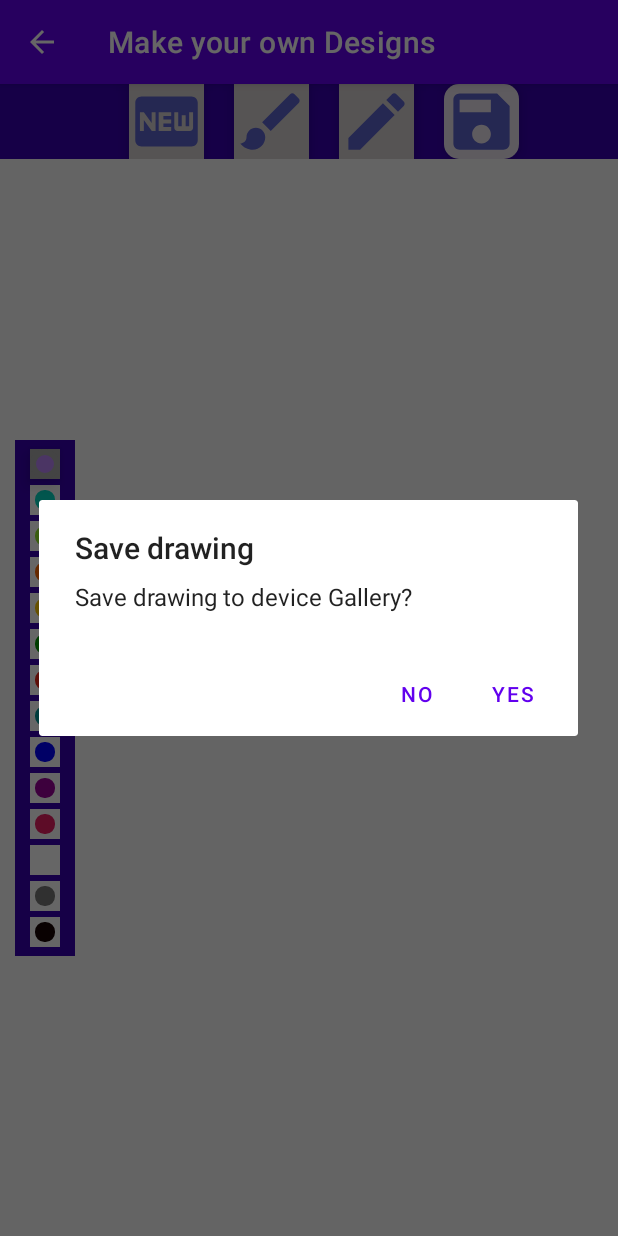
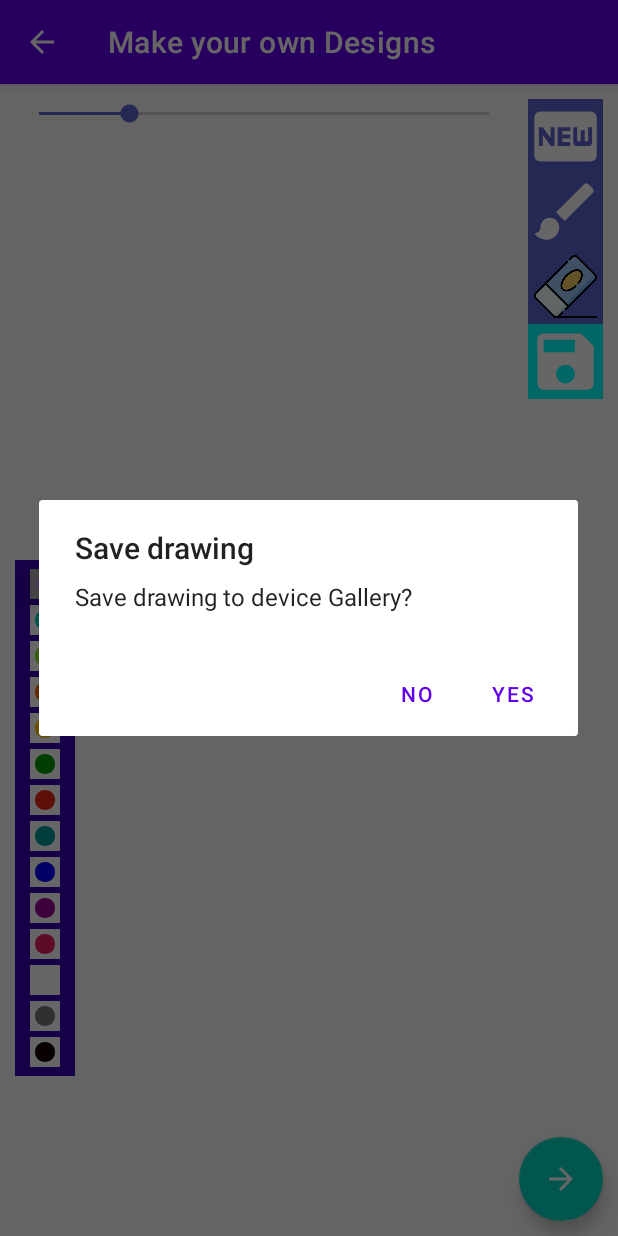
Before and after one commit to bhavesh3005sharma/Myntra-HackerRamp, an Android app: the DrawingSheet screen opened directly, with no data from a screen before it, after a tap on "Save", on a phone screen of 412 x 824 dp. Run offline under Robolectric (Android 15) with nearby library versions, the phone set to English and light mode, and no system bars; libraries missing offline, so code that uses them is left out: com.gun0912.tedpermission; 3 other taps on this screen came first.

Commit message:
Improvements in Designs

```diff
--- a/app/build.gradle
+++ b/app/build.gradle
@@ -38,6 +38,7 @@ dependencies {
     implementation 'androidx.appcompat:appcompat:1.3.1'
     implementation 'com.google.android.material:material:1.4.0'
     implementation 'androidx.constraintlayout:constraintlayout:2.1.1'
+    implementation 'com.google.firebase:firebase-database:20.0.2'
     testImplementation 'junit:junit:'
     androidTestImplementation 'androidx.test.ext:junit:1.1.3'
     androidTestImplementation 'androidx.test.espresso:espresso-core:3.4.0'
@@ -52,4 +53,6 @@ dependencies {
 
     implementation 'gun0912.ted:tedpermission:2.1.0'
     implementation 'com.github.bumptech.glide:glide:4.11.0'
+
+    implementation 'com.squareup.picasso:picasso:2.71828'
 }
--- a/app/src/main/java/com/hackathon/myntra_hackerramp/DrawingSheet.java
+++ b/app/src/main/java/com/hackathon/myntra_hackerramp/DrawingSheet.java
@@ -3,6 +3,7 @@ package com.hackathon.myntra_hackerramp;
 import android.Manifest;
 import android.content.Context;
 import android.content.DialogInterface;
+import android.content.Intent;
 import android.content.pm.PackageManager;
 import android.graphics.Bitmap;
 import android.graphics.Color;
@@ -13,6 +14,7 @@ import android.util.Log;
 import android.view.View;
 import android.view.View.OnClickListener;
 import android.widget.ImageButton;
+import android.widget.SeekBar;
 import android.widget.Toast;
 
 import androidx.annotation.Nullable;
@@ -53,6 +55,22 @@ public class DrawingSheet extends AppCompatActivity implements OnClickListener {
         setChoiceSelected(lastSelectedChoice, lastSelectedChoice, 2);
 
         activityDrawingSheetBinding.drawing.setColor("#6200EE");
+        activityDrawingSheetBinding.brushSizeChanger.setOnSeekBarChangeListener(new SeekBar.OnSeekBarChangeListener() {
+            @Override
+            public void onProgressChanged(SeekBar seekBar, int i, boolean b) {
+                activityDrawingSheetBinding.drawing.setBrushSize(i);
+            }
+
+            @Override
+            public void onStartTrackingTouch(SeekBar seekBar) {
+
+            }
+
+            @Override
+            public void onStopTrackingTouch(SeekBar seekBar) {
+
+            }
+        });
 
         super.onCreate(savedInstanceState);
     }
@@ -88,16 +106,16 @@ public class DrawingSheet extends AppCompatActivity implements OnClickListener {
     private void setChoiceSelected(int lastSelectedChoice_1, int lastSelectedChoice_2, int a) {
         ImageButton btn1 = findViewById(lastSelectedChoice_1);
         ImageButton btn2 = findViewById(lastSelectedChoice_2);
-        int clr = Color.parseColor("#D9D3D3");
+        int clr = Color.parseColor("#5E65CE");
         btn2.setBackgroundColor(clr);
         btn1.setElevation(10);
-        btn1.setBackgroundResource(R.drawable.button_background);
+        btn1.setBackgroundColor(Color.CYAN);
         if (a == 1)
             btn1.setImageResource(R.drawable.new_drawing);
         else if (a == 2)
             btn1.setImageResource(R.drawable.drawing);
         else if (a == 3)
-            btn1.setImageResource(R.drawable.erase);
+            btn1.setImageResource(R.drawable.eraser);
         else if (a == 4)
             btn1.setImageResource(R.drawable.ic_save_black_24dp);
     }
@@ -133,7 +151,6 @@ public class DrawingSheet extends AppCompatActivity implements OnClickListener {
                 setChoiceSelected(R.id.erase_btn, lastSelectedChoice, 3);
                 lastSelectedChoice = R.id.erase_btn;
                 activityDrawingSheetBinding.drawing.setErase(true);
-                activityDrawingSheetBinding.drawing.setBrushSize(activityDrawingSheetBinding.drawing.getLastBrushSize());
                 break;
             case R.id.save_btn:
                 setChoiceSelected(R.id.save_btn, lastSelectedChoice, 4);
@@ -145,8 +162,7 @@ public class DrawingSheet extends AppCompatActivity implements OnClickListener {
                 AlertDialog.Builder saveDialog = new AlertDialog.Builder(DrawingSheet.this);
                 saveDialog.setTitle("Save drawing");
                 saveDialog.setMessage("Save drawing to device Gallery?");
-                saveDialog.setPositiveButton("Yes", new DialogInterface.OnClickListener() {
-                    public void onClick(DialogInterface dialog, int which) {
+                saveDialog.setPositiveButton("Yes", (dialog, which) -> {
                     activityDrawingSheetBinding.drawing.setDrawingCacheEnabled(true);
                     Log.d("DrawingCache ", "" + activityDrawingSheetBinding.drawing.getDrawingCache());
                     Uri uri = getImageUri(DrawingSheet.this, activityDrawingSheetBinding.drawing.getDrawingCache());
@@ -162,13 +178,8 @@ public class DrawingSheet extends AppCompatActivity implements OnClickListener {
                     }
                     activityDrawingSheetBinding.drawing.destroyDrawingCache();
 
-                    }
                 });
-                saveDialog.setNegativeButton("No", new DialogInterface.OnClickListener() {
-                    public void onClick(DialogInterface dialog, int which) {
-                        dialog.cancel();
-                    }
-                });
+                saveDialog.setNegativeButton("No", (dialog, which) -> dialog.cancel());
                 saveDialog.show();
                 break;
             case R.id.color1:
@@ -278,4 +289,10 @@ public class DrawingSheet extends AppCompatActivity implements OnClickListener {
                 .setPermissions(Manifest.permission.READ_CONTACTS, Manifest.permission.ACCESS_FINE_LOCATION, Manifest.permission.WRITE_EXTERNAL_STORAGE)
                 .check();
     }
+
+    public void goToFileUploadPage(View view) {
+        Intent intent = new Intent(this, FileUploadActivity.class);
+        intent.putExtra("uri", activityDrawingSheetBinding.drawing.getDrawingCache());
+        startActivity(intent);
     }
+}
--- a/app/src/main/java/com/hackathon/myntra_hackerramp/PaintViewClass.java
+++ b/app/src/main/java/com/hackathon/myntra_hackerramp/PaintViewClass.java
@@ -11,6 +11,7 @@ import android.graphics.PorterDuffXfermode;
 import android.util.AttributeSet;
 import android.util.TypedValue;
 import android.view.MotionEvent;
+import android.view.ScaleGestureDetector;
 import android.view.View;
 
 import androidx.annotation.Nullable;
@@ -28,15 +29,17 @@ public class PaintViewClass extends View {
     //canvas bitmap
     private Bitmap canvasBitmap;
     private float brushSize, lastBrushSize;
+    ScaleGestureDetector scaleGestureDetector;
 
     public PaintViewClass(Context context, @Nullable AttributeSet attrs) {
         super(context, attrs);
-
+        scaleGestureDetector = new ScaleGestureDetector(getContext(), new PinchZoomListener());
         setupDrawing();
     }
 
     @Override
     public boolean onTouchEvent(MotionEvent event) {
+        scaleGestureDetector.onTouchEvent(event);
         float touchX = event.getX();
         float touchY = event.getY();
         switch (event.getAction()) {
@@ -117,4 +120,24 @@ public class PaintViewClass extends View {
     public void setLastBrushSize(float lastSize) {
         lastBrushSize = lastSize;
     }
+
+    public class PinchZoomListener extends ScaleGestureDetector.SimpleOnScaleGestureListener {
+        @Override
+        public boolean onScale(ScaleGestureDetector detector) {
+            float gestureFactor = detector.getScaleFactor();
+//            if(gestureFactor>1) Toast.makeText(getContext(), "Zoom Out", Toast.LENGTH_SHORT).show();
+//            else Toast.makeText(getContext(), "Zoom In", Toast.LENGTH_SHORT).show();
+            return true;
+        }
+
+        @Override
+        public boolean onScaleBegin(ScaleGestureDetector detector) {
+            return true;
+        }
+
+        @Override
+        public void onScaleEnd(ScaleGestureDetector detector) {
+            super.onScaleEnd(detector);
+        }
+    }
 }
--- a/app/src/main/res/drawable/drawing.xml
+++ b/app/src/main/res/drawable/drawing.xml
@@ -1,7 +1,7 @@
 <vector xmlns:android="http://schemas.android.com/apk/res/android"
     android:width="50dp"
     android:height="50dp"
-    android:tint="#5E65CE"
+    android:tint="#FFFFFF"
     android:viewportWidth="24.0"
     android:viewportHeight="24.0">
     <path
--- /dev/null
+++ b/app/src/main/res/drawable/ic_baseline_arrow_forward_24.xml
@@ -0,0 +1,11 @@
+<vector xmlns:android="http://schemas.android.com/apk/res/android"
+    android:width="24dp"
+    android:height="24dp"
+    android:autoMirrored="true"
+    android:tint="?attr/colorControlNormal"
+    android:viewportWidth="24"
+    android:viewportHeight="24">
+    <path
+        android:fillColor="@android:color/white"
+        android:pathData="M12,4l-1.41,1.41L16.17,11H4v2h12.17l-5.58,5.59L12,20l8,-8z" />
+</vector>
--- a/app/src/main/res/drawable/ic_save_black_24dp.xml
+++ b/app/src/main/res/drawable/ic_save_black_24dp.xml
@@ -1,7 +1,7 @@
 <vector xmlns:android="http://schemas.android.com/apk/res/android"
     android:width="50dp"
     android:height="50dp"
-    android:tint="#5E65CE"
+    android:tint="#FFFFFF"
     android:viewportWidth="24.0"
     android:viewportHeight="24.0">
     <path
--- a/app/src/main/res/drawable/new_drawing.xml
+++ b/app/src/main/res/drawable/new_drawing.xml
@@ -1,7 +1,7 @@
 <vector xmlns:android="http://schemas.android.com/apk/res/android"
     android:width="50dp"
     android:height="50dp"
-    android:tint="#5E65CE"
+    android:tint="#FFFFFF"
     android:viewportWidth="24.0"
     android:viewportHeight="24.0">
     <path
--- a/app/src/main/res/layout/activity_drawing_sheet.xml
+++ b/app/src/main/res/layout/activity_drawing_sheet.xml
@@ -11,19 +11,19 @@
         android:background="#FBFAFA"
         app:layout_constraintBottom_toBottomOf="parent"
         app:layout_constraintEnd_toEndOf="parent"
-        app:layout_constraintHorizontal_bias="1.0"
+        app:layout_constraintHorizontal_bias="0.0"
         app:layout_constraintStart_toStartOf="parent"
         app:layout_constraintTop_toTopOf="parent"
-        app:layout_constraintVertical_bias="0.321" />
+        app:layout_constraintVertical_bias="0.0" />
 
     <LinearLayout
         android:id="@+id/linearLayout"
-        android:layout_width="match_parent"
+        android:layout_width="wrap_content"
         android:layout_height="wrap_content"
         android:layout_gravity="center_horizontal"
-        android:background="@color/purple_700"
+        android:layout_margin="10dp"
         android:gravity="center_horizontal"
-        android:orientation="horizontal"
+        android:orientation="vertical"
         app:layout_constraintEnd_toEndOf="parent"
         app:layout_constraintHorizontal_bias="1.0"
         app:layout_constraintStart_toStartOf="parent"
@@ -32,36 +32,38 @@
         <ImageButton
             android:id="@+id/new_btn"
             android:layout_width="50dp"
-            android:layout_height="fill_parent"
-            android:layout_marginStart="20dp"
-            android:background="#D9D3D3"
+            android:layout_height="50dp"
+            android:background="#5E65CE"
+            android:scaleType="centerCrop"
             android:contentDescription="New Drawing"
             android:src="@drawable/new_drawing" />
 
         <ImageButton
             android:id="@+id/draw_btn"
             android:layout_width="50dp"
-            android:layout_height="fill_parent"
-            android:layout_marginStart="20dp"
-            android:background="#D9D3D3"
+            android:layout_height="50dp"
+            android:background="#5E65CE"
+            android:scaleType="centerCrop"
+            app:tint="@color/white"
             android:contentDescription="Brush"
             android:src="@drawable/drawing" />
 
         <ImageButton
             android:id="@+id/erase_btn"
-            android:layout_width="wrap_content"
-            android:layout_height="fill_parent"
-            android:layout_marginStart="20dp"
-            android:background="#D9D3D3"
+            android:layout_width="50dp"
+            android:layout_height="50dp"
+            android:background="#5E65CE"
+            android:padding="4dp"
+            android:scaleType="centerCrop"
             android:contentDescription="Eraser"
-            android:src="@drawable/erase" />
+            android:src="@drawable/eraser" />
 
         <ImageButton
             android:id="@+id/save_btn"
-            android:layout_width="wrap_content"
-            android:layout_height="fill_parent"
-            android:layout_marginStart="20dp"
-            android:background="#D9D3D3"
+            android:layout_width="50dp"
+            android:layout_height="50dp"
+            android:background="#5E65CE"
+            android:scaleType="centerCrop"
             android:contentDescription="Save"
             android:src="@drawable/ic_save_black_24dp" />
 
@@ -210,4 +212,26 @@
             android:src="@drawable/paint" />
     </LinearLayout>
 
+    <SeekBar
+        android:id="@+id/brushSizeChanger"
+        android:layout_width="0dp"
+        android:layout_height="20dp"
+        android:layout_margin="10dp"
+        android:progress="20"
+        android:progressTint="#5E65CE"
+        android:thumbTint="#5E65CE"
+        app:layout_constraintEnd_toStartOf="@+id/linearLayout"
+        app:layout_constraintStart_toStartOf="parent"
+        app:layout_constraintTop_toTopOf="parent" />
+
+    <com.google.android.material.floatingactionbutton.FloatingActionButton
+        android:layout_width="wrap_content"
+        android:layout_height="wrap_content"
+        android:layout_margin="10dp"
+        android:onClick="goToFileUploadPage"
+        android:src="@drawable/ic_baseline_arrow_forward_24"
+        app:layout_constraintBottom_toBottomOf="parent"
+        app:layout_constraintEnd_toEndOf="parent"
+        app:tint="@color/white" />
+
 </androidx.constraintlayout.widget.ConstraintLayout>
```
Also changed, not shown: app/src/main/java/com/hackathon/myntra_hackerramp/FileUploadActivity.java (+23 -1 lines), app/src/main/res/layout/activity_file_upload.xml (+33 -0 lines), app/src/main/res/drawable/eraser.png (added). Lines whose indentation alone changed are shown as unchanged.
